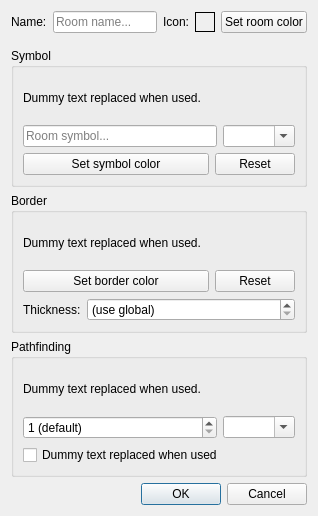
This is src/ui/room_properties.ui in swe-productivity/Mudlet as Qt 5 draws it before an edit. The edited form follows.
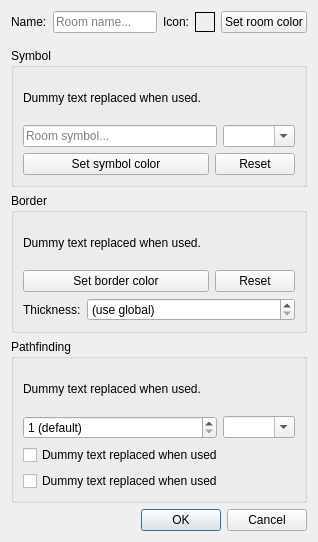
This is the edited form.

Commit message:
Add hidden rooms (#8443)
<!-- Keep the title short & concise so anyone non-technical can
understand it,
     the title appears in PTB changelogs -->
#### Brief overview of PR changes/additions
Add hidden rooms as a feature, so the mapper can be aware of a room but
not necessarily draw it.
#### Motivation for adding to Mudlet
Closes #783
#### Other info (issues closed, discussion etc)

---------

The edit to the form file:
```diff
--- a/src/ui/room_properties.ui
+++ b/src/ui/room_properties.ui
@@ -446,6 +446,19 @@
         </property>
        </widget>
       </item>
+      <item>
+       <widget class="QCheckBox" name="checkBox_hidden">
+        <property name="sizePolicy">
+         <sizepolicy hsizetype="MinimumExpanding" vsizetype="Fixed">
+          <horstretch>0</horstretch>
+          <verstretch>0</verstretch>
+         </sizepolicy>
+        </property>
+        <property name="text">
+         <string notr="true">Dummy text replaced when used</string>
+        </property>
+       </widget>
+      </item>
      </layout>
     </widget>
    </item>
```
Left out of the diff: 1 changed line with no effect on the pictures. The commit also changes 13 other files.
